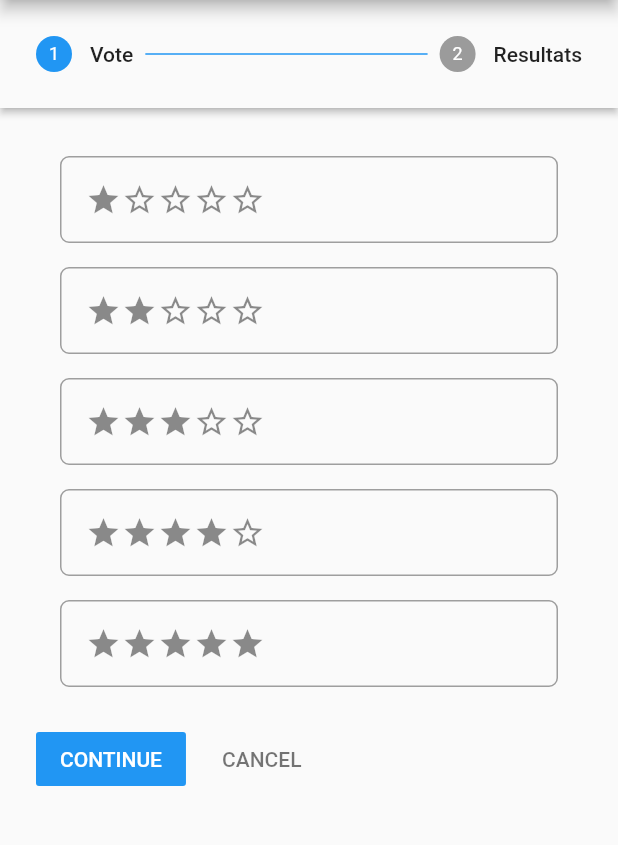
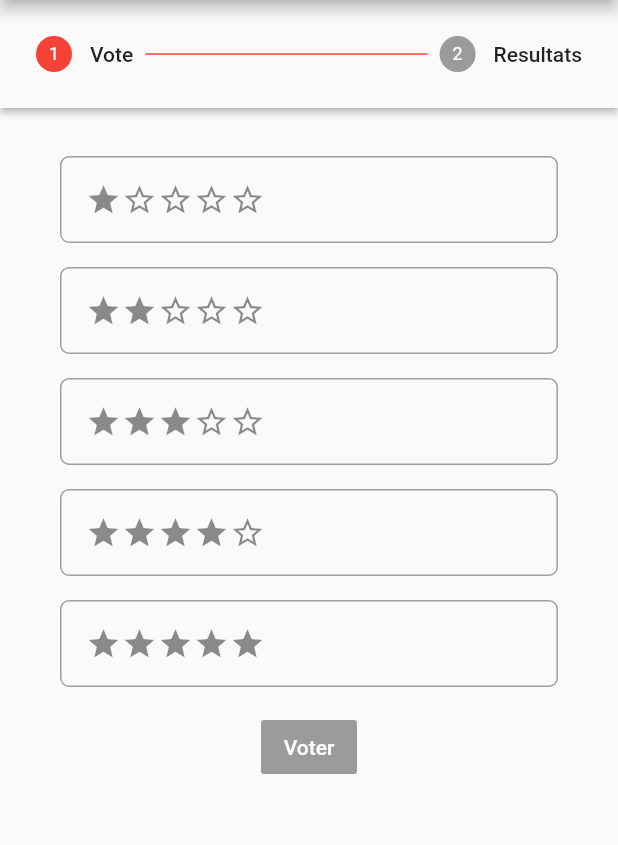
Before and after one commit to Tom-Pietri/nightclazz-flutter, a Flutter app: the screen it shows after launch, on a phone screen of 412 x 824 dp, the part 84-929 px from its top. Run offline on Flutter 3.47's test engine with Material 2 defaults, Android fonts, the phone set to English and light mode, and no system bars; our stand-ins replace cloud_firestore, firebase_core; accounts and stored records are empty.

```diff
--- a/lib/main.dart
+++ b/lib/main.dart
@@ -1,21 +1,28 @@
+import 'package:cloud_firestore/cloud_firestore.dart';
+import 'package:firebase_core/firebase_core.dart';
 import 'package:flutter/material.dart';
+import 'package:nightclazz_flutter/results.dart';
 import 'package:nightclazz_flutter/votes.dart';
 
-void main() {
+void main() async {
+  WidgetsFlutterBinding.ensureInitialized();
+  await Firebase.initializeApp();
   runApp(MyApp());
 }
 
 class MyApp extends StatelessWidget {
-
   @override
   Widget build(BuildContext context) {
     return MaterialApp(
       title: "Nightclazz App",
       theme: ThemeData(
-        primaryColor: Colors.red
+        primaryColor: Colors.red,
+        primarySwatch: Colors.red
       ),
       home: Scaffold(
-        appBar: AppBar(title: Text("Hello Nightclazz"),),
+        appBar: AppBar(
+          title: Text("Hello Nightclazz"),
+        ),
         body: Home(),
       ),
     );
@@ -23,14 +30,11 @@ class MyApp extends StatelessWidget {
 }
 
 class Home extends StatefulWidget {
-
   @override
   _HomeState createState() => _HomeState();
 }
 
 class _HomeState extends State<Home> {
-  List<int> ratings = [1, 2, 3, 4, 5];
-
   int selectedRating;
   int currentStep = 0;
 
@@ -42,32 +46,93 @@ class _HomeState extends State<Home> {
 
   @override
   Widget build(BuildContext context) {
+    return StreamBuilder<QuerySnapshot>(
+        stream: FirebaseFirestore.instance.collection("rate").snapshots(),
+        builder: (context, snapshot) {
+          if (!snapshot.hasData) {
+            return CircularProgressIndicator();
+          }
+
+          List<Rating> ratings =
+              snapshot.data.docs.map((doc) => _mapDocToRating(doc)).toList();
+
           return Stepper(
             type: StepperType.horizontal,
             steps: [
-        Step(title: Text("Vote"), content:  Vote(
-            ratings: this.ratings,
+              Step(
+                title: Text("Vote"),
+                content: Vote(
+                    ratings: ratings.map((rating) => rating.value).toList(),
                     selectedRating: this.selectedRating,
-            selectRatingCallback : this.selectRating), isActive: true),
-        Step(title: Text("Resultats"), content: Text("Resultats ici"), isActive: this.currentStep == 1)
+                    selectRatingCallback: this.selectRating),
+                isActive: true,
+              ),
+              Step(
+                title: Text("Resultats"),
+                content: Results(ratings: ratings),
+                isActive: this.currentStep == 1,
+              )
             ],
             currentStep: this.currentStep,
             onStepCancel: () {
-        if(this.currentStep == 1) {
+              if (this.currentStep == 1) {
                 this.setState(() {
                   this.currentStep--;
                 });
               }
             },
             onStepContinue: () {
-        if(this.currentStep == 0 && this.selectedRating != null) {
+              if (this.currentStep == 0 && this.selectedRating != null) {
+                _voter(selectedRating);
                 this.setState(() {
                   this.selectedRating = null;
                   this.currentStep++;
                 });
               }
             },
+            controlsBuilder: (context, {onStepCancel, onStepContinue}) {
+              var buttonNextStep = MaterialButton(
+                child: Text("Voter"),
+                  textColor: Colors.white,
+                  color: Theme.of(context).primaryColor,
+                  disabledTextColor: Colors.white,
+                  disabledColor: Theme.of(context).disabledColor,
+                  onPressed: selectedRating != null ? onStepContinue : null,
+              );
+              var buttonPreviousStep = MaterialButton(
+                child: Text("Retour"),
+                textColor: Colors.white,
+                color: Theme.of(context).primaryColor,
+                onPressed: onStepCancel,
               );
 
+              return ButtonBar(
+                alignment: MainAxisAlignment.center,
+                children: [currentStep == 0 ? buttonNextStep : buttonPreviousStep],
+              );
+
+            },
+          );
+        });
+  }
+
+  void _voter(int selectedRating) {
+    var doc = FirebaseFirestore.instance
+        .collection("rate")
+        .doc(selectedRating.toString());
+    doc.get().then((value) {
+      doc.update({"votes": value.data()["votes"] + 1});
+    });
   }
 }
+
+Rating _mapDocToRating(QueryDocumentSnapshot doc) {
+  return Rating(value: int.parse(doc.id), votes: doc.data()["votes"]);
+}
+
+class Rating {
+  int value;
+  int votes;
+
+  Rating({this.value, this.votes});
+}
--- a/pubspec.yaml
+++ b/pubspec.yaml
@@ -23,6 +23,8 @@ environment:
 dependencies:
   flutter:
     sdk: flutter
+  firebase_core:  ^1.0.1
+  cloud_firestore:  ^1.0.1
 
 
   # The following adds the Cupertino Icons font to your application.
```
Also changed, not shown: lib/results.dart (added, +56 -0 lines), pubspec.lock, 2 other files. Lines whose indentation alone changed are shown as unchanged.
